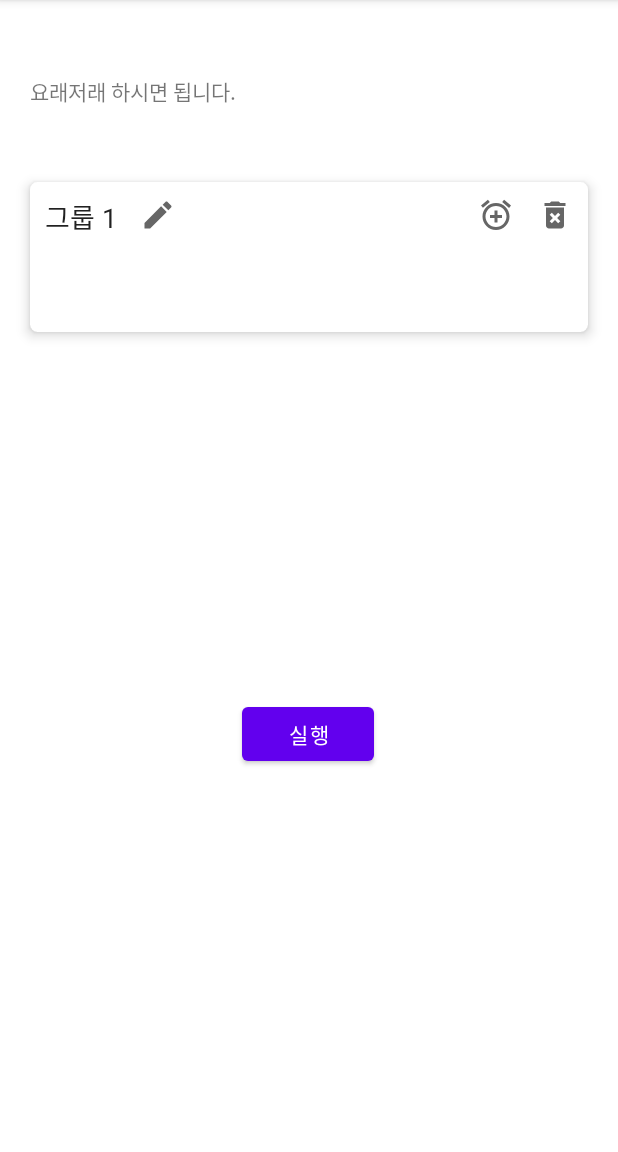
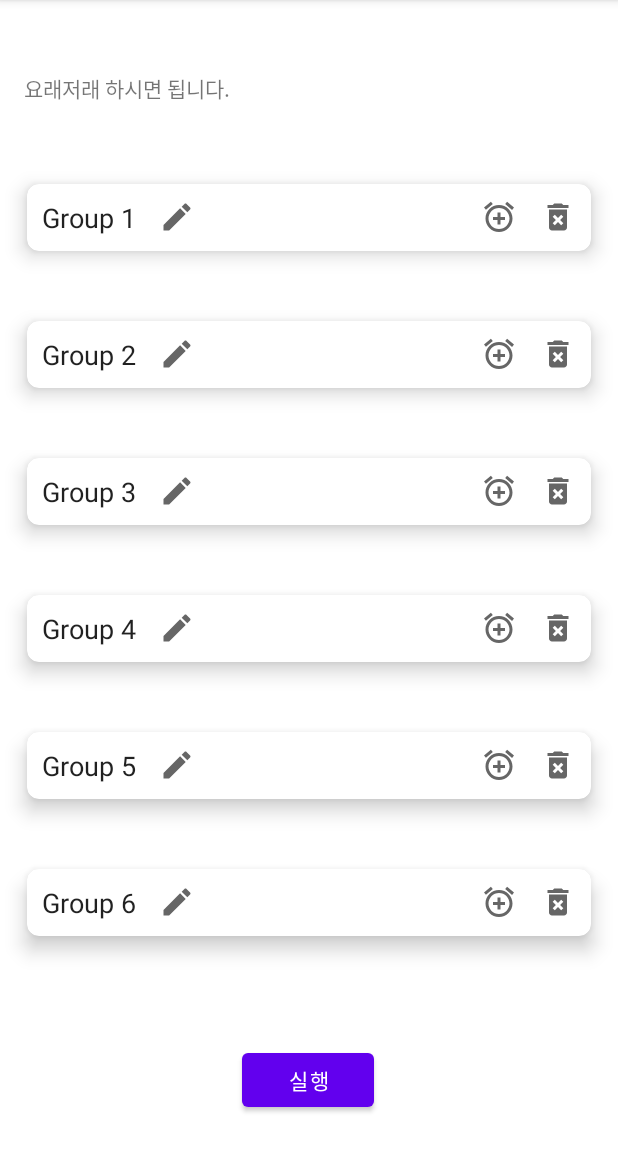
Before and after one commit to Goranies/MyTimeTable, an Android app: the WizardActivity screen opened directly, with no data from a screen before it, after a tap on an icon or button, on a phone screen of 412 x 824 dp, the part 84-1236 px from its top. Run offline under Robolectric (Android 15) with nearby library versions, the phone set to English and light mode, and no system bars.

Commit message:
Wizard/Implement RecyclerView

```diff
--- /dev/null
+++ b/app/src/main/java/com/kbd/projectrepository/Group.java
@@ -0,0 +1,17 @@
+package com.kbd.projectrepository;
+
+public class Group {
+    private String groupName;
+
+    public Group(String groupName) {
+        this.groupName = groupName;
+    }
+
+    public String getGroupName() {
+        return groupName;
+    }
+
+    public void setGroupName(String groupName) {
+        this.groupName = groupName;
+    }
+}
--- /dev/null
+++ b/app/src/main/java/com/kbd/projectrepository/GroupAdapter.java
@@ -0,0 +1,50 @@
+package com.kbd.projectrepository;
+
+import android.content.Context;
+import android.view.LayoutInflater;
+import android.view.View;
+import android.view.ViewGroup;
+import android.widget.TextView;
+
+import androidx.annotation.NonNull;
+import androidx.recyclerview.widget.RecyclerView;
+
+import java.util.ArrayList;
+
+public class GroupAdapter extends RecyclerView.Adapter<GroupAdapter.Viewholder> {
+
+    private Context context;
+    private ArrayList<Group> groupArrayList;
+
+    public GroupAdapter(Context context, ArrayList<Group> groupArrayList) {
+        this.context = context;
+        this.groupArrayList = groupArrayList;
+    }
+
+    @NonNull
+    @Override
+    public GroupAdapter.Viewholder onCreateViewHolder(@NonNull ViewGroup parent, int viewType) {
+        View view = LayoutInflater.from(parent.getContext()).inflate(R.layout.group_layout, parent, false);
+        return new Viewholder(view);
+    }
+
+    @Override
+    public void onBindViewHolder(@NonNull GroupAdapter.Viewholder holder, int position) {
+        Group group = groupArrayList.get(position);
+        holder.groupName.setText(group.getGroupName());
+    }
+
+    @Override
+    public int getItemCount() {
+        return groupArrayList.size();
+    }
+
+    public class Viewholder extends RecyclerView.ViewHolder {
+        private TextView groupName;
+
+        public Viewholder(@NonNull View itemView) {
+            super(itemView);
+            groupName = itemView.findViewById(R.id.wizard_card_editText_groupName);
+        }
+    }
+}
--- a/app/src/main/java/com/kbd/projectrepository/WizardActivity.java
+++ b/app/src/main/java/com/kbd/projectrepository/WizardActivity.java
@@ -1,56 +1,84 @@
 package com.kbd.projectrepository;
 
+import android.os.Bundle;
+import android.view.View;
+
 import androidx.appcompat.app.AppCompatActivity;
+import androidx.recyclerview.widget.LinearLayoutManager;
+import androidx.recyclerview.widget.RecyclerView;
 
-import android.os.Bundle;
-import android.util.Log;
-import android.view.KeyEvent;
-import android.view.View;
-import android.view.inputmethod.InputMethodManager;
-import android.widget.EditText;
-import android.widget.TextView;
+import java.util.ArrayList;
 
 public class WizardActivity extends AppCompatActivity {
-    private InputMethodManager imm;
-    private EditText groupName;
+//    private InputMethodManager imm;
+//    private EditText groupName;
+
+    private RecyclerView groupRecycler;
+    private ArrayList<Group> groupArrayList;
 
     @Override
     protected void onCreate(Bundle savedInstanceState) {
         super.onCreate(savedInstanceState);
         setContentView(R.layout.activity_wizard);
 
-        imm = (InputMethodManager) getSystemService(INPUT_METHOD_SERVICE);
-        groupName = findViewById(R.id.wizard_card_editText_groupName);
+        initGroupRecycler();
+//        initGroup();
+    }
 
-        groupName.setOnFocusChangeListener(new View.OnFocusChangeListener() {
-            @Override
-            public void onFocusChange(View v, boolean hasFocus) {
-                if(hasFocus) {
-                    imm.showSoftInput(v, 0);
-                } else {
-                    groupName.setFocusable(false);
-                }
-            }
-        });
+    public void initGroupRecycler() {
+        groupRecycler = findViewById(R.id.wizard_recycler);
 
-        groupName.setOnKeyListener(new View.OnKeyListener() {
-            @Override
-            public boolean onKey(View v, int keyCode, KeyEvent event) {
-                if(event.getAction() == KeyEvent.ACTION_DOWN && keyCode == KeyEvent.KEYCODE_ENTER) {
-                    InputMethodManager imm = (InputMethodManager) getSystemService(INPUT_METHOD_SERVICE);
-                    imm.hideSoftInputFromWindow(v.getWindowToken(), 0);
-                    return true;
-                }
-                return false;
-            }
-        });
+        groupArrayList = new ArrayList<>();
+        groupArrayList.add(new Group("Group 1"));
+        groupArrayList.add(new Group("Group 2"));
+        groupArrayList.add(new Group("Group 3"));
+        groupArrayList.add(new Group("Group 4"));
+        groupArrayList.add(new Group("Group 5"));
+        groupArrayList.add(new Group("Group 6"));
+        groupArrayList.add(new Group("Group 7"));
+        groupArrayList.add(new Group("Group 8"));
+
+        GroupAdapter groupAdapter = new GroupAdapter(this, groupArrayList);
+
+        LinearLayoutManager linearLayoutManager = new LinearLayoutManager(this, LinearLayoutManager.VERTICAL, false);
+
+        groupRecycler.setLayoutManager(linearLayoutManager);
+        groupRecycler.setAdapter(groupAdapter);
+    }
+
+    public void initGroup() {
+//        imm = (InputMethodManager) getSystemService(INPUT_METHOD_SERVICE);
+//        groupName = findViewById(R.id.wizard_card_editText_groupName);
+//
+//        groupName.setOnFocusChangeListener(new View.OnFocusChangeListener() {
+//            @Override
+//            public void onFocusChange(View v, boolean hasFocus) {
+//                if(hasFocus) {
+//                    imm.showSoftInput(v, 0);
+//                } else {
+//                    groupName.setFocusable(false);
+//                }
+//            }
+//        });
+//
+//        groupName.setOnKeyListener(new View.OnKeyListener() {
+//            @Override
+//            public boolean onKey(View v, int keyCode, KeyEvent event) {
+//                if(event.getAction() == KeyEvent.ACTION_DOWN && keyCode == KeyEvent.KEYCODE_ENTER) {
+//                    InputMethodManager imm = (InputMethodManager) getSystemService(INPUT_METHOD_SERVICE);
+//                    imm.hideSoftInputFromWindow(v.getWindowToken(), 0);
+//                    return true;
+//                }
+//                return false;
+//            }
+//        });
     }
 
     public void clickButton(View view) {
-        if(view.getId() == R.id.wizard_card_button_editName) {
-            groupName.setFocusable(true);
-            groupName.setFocusableInTouchMode(true);
-            groupName.requestFocus();
-        }
+//        if(view.getId() == R.id.wizard_card_button_editName) {
+//            groupName.setFocusable(true);
+//            groupName.setFocusableInTouchMode(true);
+//            groupName.requestFocus();
+//        }
     }
 }
--- a/app/src/main/res/layout/activity_wizard.xml
+++ b/app/src/main/res/layout/activity_wizard.xml
@@ -10,85 +10,33 @@
         android:id="@+id/wizard_textView_helpText"
         android:layout_width="wrap_content"
         android:layout_height="wrap_content"
-        android:layout_marginTop="50dp"
+        android:layout_marginStart="16dp"
+        android:layout_marginTop="48dp"
         android:text="요래저래 하시면 됩니다."
-        app:layout_constraintStart_toStartOf="@+id/cardView"
+        app:layout_constraintStart_toStartOf="parent"
         app:layout_constraintTop_toTopOf="parent" />
 
     <Button
         android:id="@+id/wizard_btn_button"
         android:layout_width="wrap_content"
         android:layout_height="wrap_content"
-        android:layout_marginTop="244dp"
+        android:layout_marginBottom="24dp"
         android:text="실행"
+        app:layout_constraintBottom_toBottomOf="parent"
         app:layout_constraintEnd_toEndOf="parent"
         app:layout_constraintHorizontal_bias="0.498"
+        app:layout_constraintStart_toStartOf="parent" />
+
+    <androidx.recyclerview.widget.RecyclerView
+        android:id="@+id/wizard_recycler"
+        android:layout_width="0dp"
+        android:layout_height="0dp"
+        android:layout_marginTop="30dp"
+        android:layout_marginBottom="30dp"
+        app:layout_constraintBottom_toTopOf="@+id/wizard_btn_button"
+        app:layout_constraintEnd_toEndOf="parent"
+        app:layout_constraintHorizontal_bias="0.0"
         app:layout_constraintStart_toStartOf="parent"
-        app:layout_constraintTop_toBottomOf="@+id/cardView" />
+        app:layout_constraintTop_toBottomOf="@+id/wizard_textView_helpText" />
 
-    <androidx.cardview.widget.CardView
-        android:id="@+id/cardView"
-        android:layout_width="0dp"
-        android:layout_height="100dp"
-        android:layout_marginStart="20dp"
-        android:layout_marginTop="50dp"
-        android:layout_marginEnd="20dp"
-        app:cardCornerRadius="5dp"
-        app:cardElevation="5dp"
-        app:cardMaxElevation="5dp"
-        app:layout_constraintEnd_toEndOf="parent"
-        app:layout_constraintStart_toStartOf="parent"
-        app:layout_constraintTop_toBottomOf="@+id/wizard_textView_helpText">
-
-        <androidx.constraintlayout.widget.ConstraintLayout
-            android:layout_width="match_parent"
-            android:layout_height="match_parent"
-            android:layout_marginHorizontal="10dp"
-            android:layout_marginVertical="10dp">
-
-            <EditText
-                android:id="@+id/wizard_card_editText_groupName"
-                android:layout_width="wrap_content"
-                android:layout_height="wrap_content"
-                android:background="#FFFFFF"
-                android:editable="true"
-                android:focusable="false"
-                android:focusableInTouchMode="false"
-                android:inputType="textPersonName"
-                android:text="그룹 1"
-                app:layout_constraintStart_toStartOf="parent"
-                app:layout_constraintTop_toTopOf="parent" />
-
-            <ImageButton
-                android:id="@+id/wizard_card_button_editName"
-                android:layout_width="wrap_content"
-                android:layout_height="wrap_content"
-                android:layout_marginStart="15dp"
-                android:background="#FFFFFF"
-                android:focusable="false"
-                android:onClick="clickButton"
-                app:layout_constraintStart_toEndOf="@+id/wizard_card_editText_groupName"
-                app:layout_constraintTop_toTopOf="parent"
-                app:srcCompat="@drawable/ic_modify_name_button" />
-
-            <ImageButton
-                android:id="@+id/imageButton5"
-                android:layout_width="wrap_content"
-                android:layout_height="wrap_content"
-                android:layout_marginEnd="15dp"
-                android:background="#FFFFFF"
-                app:layout_constraintEnd_toStartOf="@+id/imageButton6"
-                app:layout_constraintTop_toTopOf="parent"
-                app:srcCompat="@drawable/ic_add_time_button" />
-
-            <ImageButton
-                android:id="@+id/imageButton6"
-                android:layout_width="wrap_content"
-                android:layout_height="wrap_content"
-                android:background="#FFFFFF"
-                app:layout_constraintEnd_toEndOf="parent"
-                app:layout_constraintTop_toTopOf="parent"
-                app:srcCompat="@drawable/ic_delete_group_button" />
-        </androidx.constraintlayout.widget.ConstraintLayout>
-    </androidx.cardview.widget.CardView>
 </androidx.constraintlayout.widget.ConstraintLayout>
--- /dev/null
+++ b/app/src/main/res/layout/group_layout.xml
@@ -0,0 +1,63 @@
+<?xml version="1.0" encoding="utf-8"?>
+<androidx.cardview.widget.CardView
+    xmlns:android="http://schemas.android.com/apk/res/android"
+    xmlns:app="http://schemas.android.com/apk/res-auto"
+    android:layout_width="match_parent"
+    android:layout_height="wrap_content"
+    android:layout_margin="5dp"
+    app:cardBackgroundColor="@color/white"
+    app:cardCornerRadius="8dp"
+    app:cardElevation="8dp"
+    app:cardMaxElevation="10dp"
+    app:cardPreventCornerOverlap="true"
+    app:cardUseCompatPadding="true">
+    <androidx.constraintlayout.widget.ConstraintLayout
+        android:layout_width="match_parent"
+        android:layout_height="match_parent"
+        android:layout_marginHorizontal="10dp"
+        android:layout_marginVertical="10dp">
+
+        <EditText
+            android:id="@+id/wizard_card_editText_groupName"
+            android:layout_width="wrap_content"
+            android:layout_height="wrap_content"
+            android:background="#FFFFFF"
+            android:focusable="false"
+            android:focusableInTouchMode="false"
+            android:inputType="textPersonName"
+            android:text="그룹 1"
+            app:layout_constraintStart_toStartOf="parent"
+            app:layout_constraintTop_toTopOf="parent" />
+
+        <ImageButton
+            android:id="@+id/wizard_card_button_editName"
+            android:layout_width="wrap_content"
+            android:layout_height="wrap_content"
+            android:layout_marginStart="15dp"
+            android:background="#FFFFFF"
+            android:focusable="false"
+            android:onClick="clickButton"
+            app:layout_constraintStart_toEndOf="@+id/wizard_card_editText_groupName"
+            app:layout_constraintTop_toTopOf="parent"
+            app:srcCompat="@drawable/ic_modify_name_button" />
+
+        <ImageButton
+            android:id="@+id/imageButton5"
+            android:layout_width="wrap_content"
+            android:layout_height="wrap_content"
+            android:layout_marginEnd="15dp"
+            android:background="#FFFFFF"
+            app:layout_constraintEnd_toStartOf="@+id/imageButton6"
+            app:layout_constraintTop_toTopOf="parent"
+            app:srcCompat="@drawable/ic_add_time_button" />
+
+        <ImageButton
+            android:id="@+id/imageButton6"
+            android:layout_width="wrap_content"
+            android:layout_height="wrap_content"
+            android:background="#FFFFFF"
+            app:layout_constraintEnd_toEndOf="parent"
+            app:layout_constraintTop_toTopOf="parent"
+            app:srcCompat="@drawable/ic_delete_group_button" />
+    </androidx.constraintlayout.widget.ConstraintLayout>
+</androidx.cardview.widget.CardView>
```
